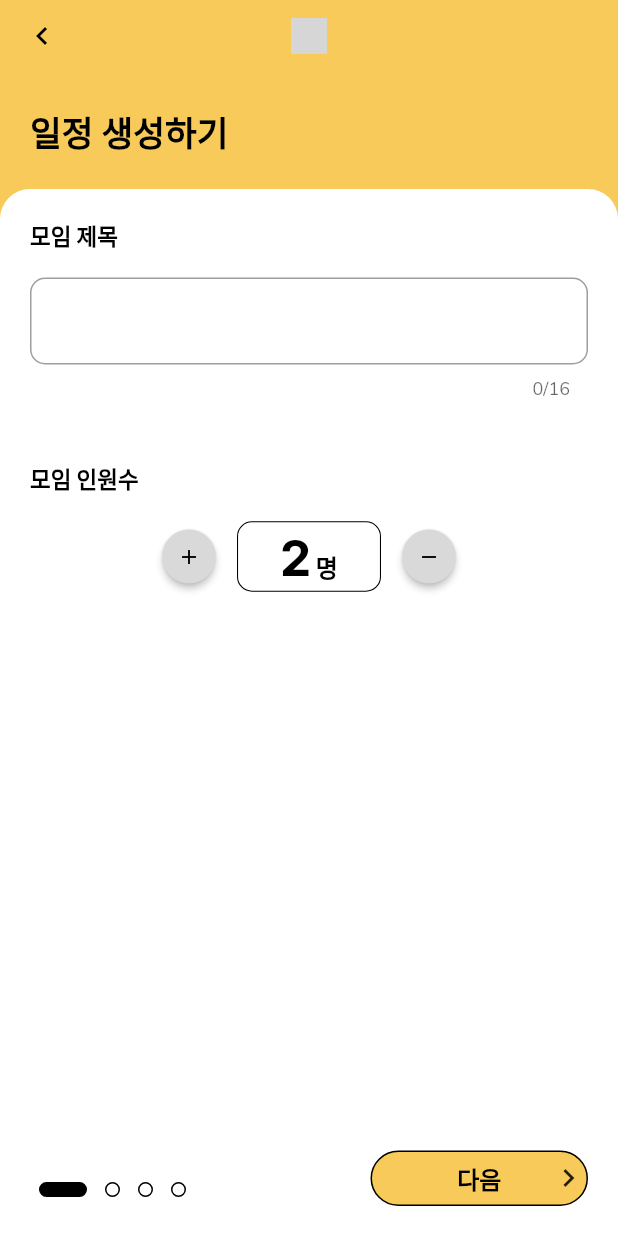
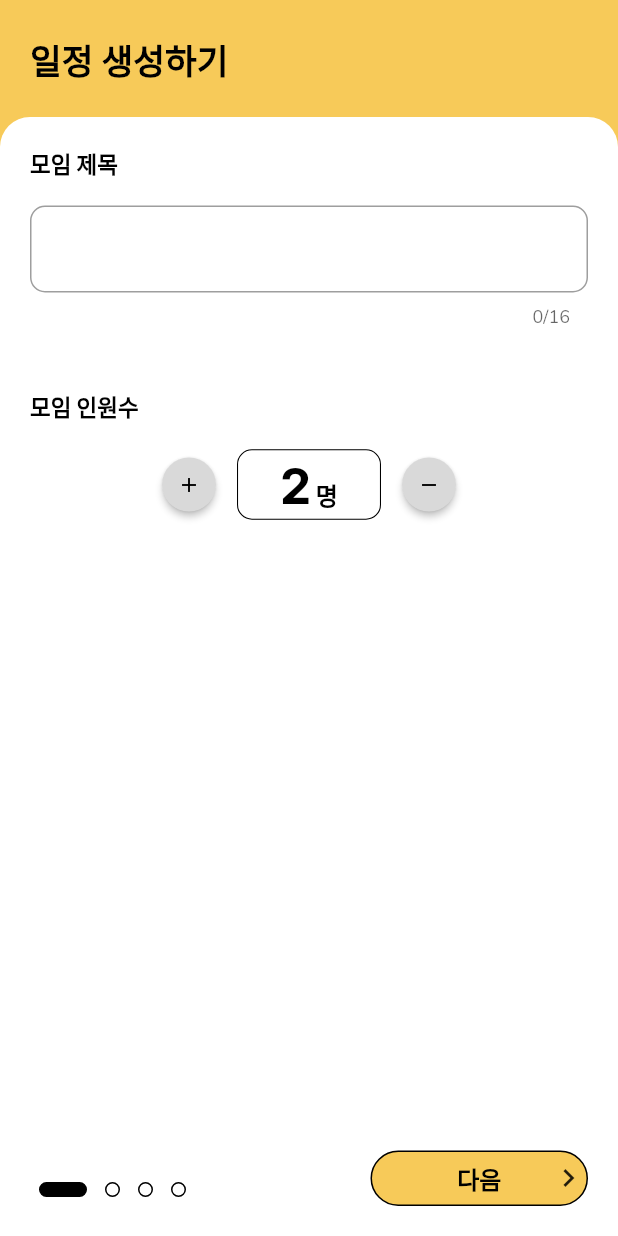
Before and after one commit to yonseiTalkingPotatoes/meetbleMobileWeb, a Flutter app: the screen it shows after launch, after a tap on "지금 시작하기", on a phone screen of 412 x 824 dp. Run offline on Flutter 3.47's test engine with Material 2 defaults, Android fonts, the light colour scheme and no system bars; drawn by our look-alikes of dots_indicator; our stand-ins replace dio, flutter_screenutil; grey boxes are pictures that could not be loaded.

Commit message:
Mod: 홈 화면 UI 수정
1. 앱바 삭제
2. '서비스 문의하기' 버튼 디자인 반영

```diff
--- a/lib/meetble_style.dart
+++ b/lib/meetble_style.dart
@@ -11,6 +11,7 @@ class MeetbleStyle {
     // Design based on 375 X 667 : Iphone 8
     _meetbleThemeData = ThemeData(
       fontFamily: 'Nunito',
+      primaryColor: Color(0xFFF7CA59),
       backgroundColor: Color(0xFFFFFFFF),
       splashColor: Color(0xFFF7CA59),
       scaffoldBackgroundColor: Color(0xFFF7CA59),
--- a/lib/view/screens/home_screen.dart
+++ b/lib/view/screens/home_screen.dart
@@ -9,6 +9,7 @@ class HomeScreen extends StatelessWidget {
   Widget build(BuildContext context) {
     print("HomeScreen");
     return Scaffold(
+      resizeToAvoidBottomInset : false,
       body: Container(
         color: Theme.of(context).backgroundColor,
         padding: EdgeInsets.symmetric(vertical: 24, horizontal: 16),
@@ -148,7 +149,12 @@ class HomeScreen extends StatelessWidget {
                 InkWell(
                   child: Text(
                     "서비스 문의하기",
-                    style: Theme.of(context).textTheme.headlineSmall!,
+                    style: TextStyle(
+                      fontFamily: 'Pretendard',
+                      fontSize: 10,
+                      fontWeight: FontWeight.w400,
+                      color: Color(0xFF5C5C5C)
+                    ),
                     textAlign: TextAlign.center,
                   ),
                   onTap: (){},
--- a/lib/view/widgets/frame_screen_widget.dart
+++ b/lib/view/widgets/frame_screen_widget.dart
@@ -13,30 +13,7 @@ class FrameScreenWidget extends StatelessWidget {
   Widget build(BuildContext context) {
     print("_FrameScreenWidgetState");
     return Scaffold(
-      appBar: AppBar(
-        backgroundColor: Theme.of(context).scaffoldBackgroundColor,
-        toolbarHeight: 48,
-        centerTitle: true,
-        leading: IconButton(
-          highlightColor: Colors.transparent,
-          splashColor: Colors.transparent,
-          hoverColor: Colors.transparent,
-          icon: Icon(
-            Icons.chevron_left,
-            color: Color(0xFF000000),
-            size: 24,
-          ),
-          onPressed: (){
-            Navigator.pop(context);
-          },
-        ),
-        title: Image.asset(
-          "images/logo.png",
-          height: 24,
-          fit: BoxFit.contain,
-        ),
-        elevation: 0,
-      ),
+      resizeToAvoidBottomInset : false,
       body: Column(
         mainAxisAlignment: MainAxisAlignment.start,
         crossAxisAlignment: CrossAxisAlignment.stretch,
@@ -63,6 +40,7 @@ class FrameScreenWidget extends StatelessWidget {
                 crossAxisAlignment: CrossAxisAlignment.stretch,
                 children: [
                   Container(
+                      //padding: EdgeInsets.only(bottom: 30),
                       color: Theme.of(context).backgroundColor,
                       child: mainWidget
                   ),
```
